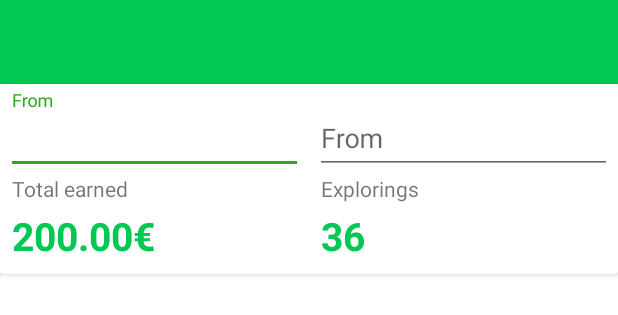
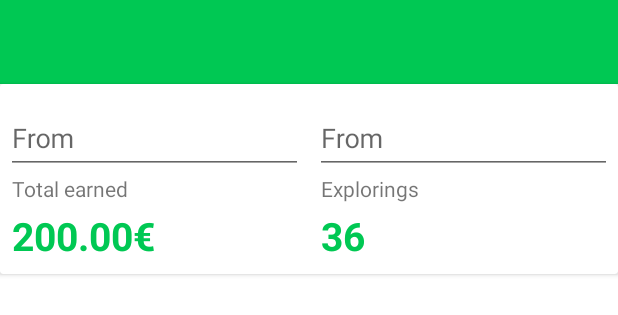
Before and after one commit to Dummyurl/CityGuide, an Android app: the layout activity_statistics.xml on its own in the app's theme, with its tools: preview values and no code run, on a phone screen of 412 x 824 dp. Shown: the top 315 px of the screen. Run offline under Robolectric (Android 15) with nearby library versions, the phone set to English and light mode, and no system bars; network calls fail.

Commit message:
fixed focus in stats

```diff
--- a/app/src/main/res/layout/activity_statistics.xml
+++ b/app/src/main/res/layout/activity_statistics.xml
@@ -18,7 +18,7 @@
         app:layout_constraintTop_toTopOf="parent"
         app:theme="@style/ThemeOverlay.AppCompat.Dark.ActionBar"
         android:focusable="true"
-        android:focusedByDefault="true"/>
+        android:focusableInTouchMode="true"/>
 
     <android.support.v7.widget.CardView
         android:id="@+id/cardView3"
```
